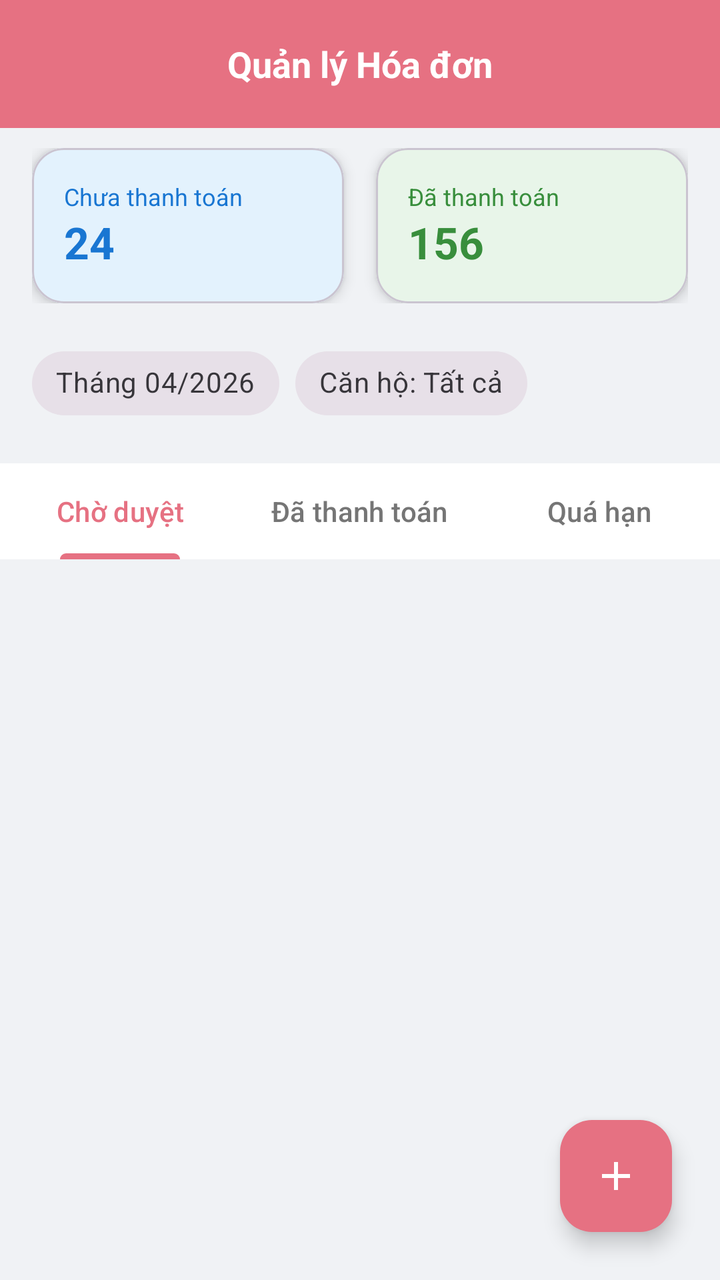
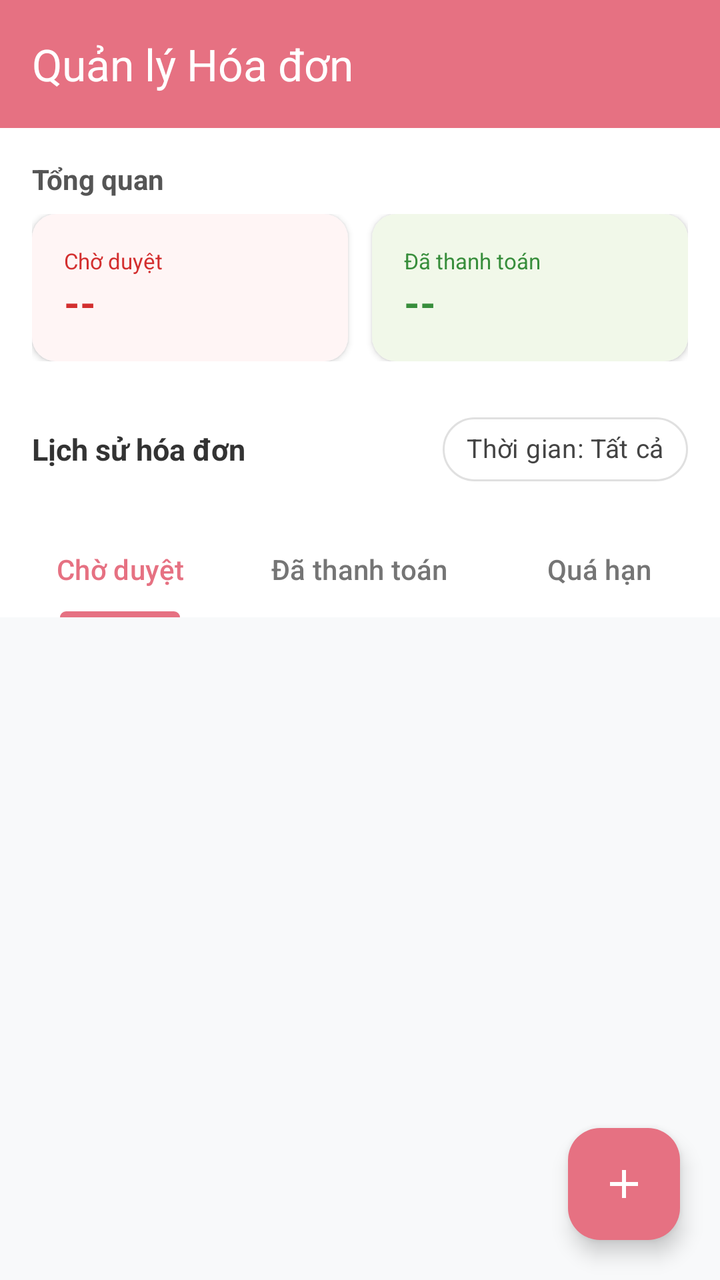

An Android layout rendered at two revisions. The XML below is the earlier revision; the diff shows what the commit changed to produce the second picture.
<!-- AndroidManifest.xml: application theme Theme.Apt -->
<!-- res/layout/fragment_admin_bill.xml -->
<?xml version="1.0" encoding="utf-8"?>
<androidx.coordinatorlayout.widget.CoordinatorLayout
    xmlns:android="http://schemas.android.com/apk/res/android"
    xmlns:app="http://schemas.android.com/apk/res-auto"
    android:layout_width="match_parent"
    android:layout_height="match_parent"
    android:background="#F0F2F5">

    <com.google.android.material.appbar.AppBarLayout
        android:layout_width="match_parent"
        android:layout_height="wrap_content"
        android:background="@android:color/transparent"
        app:elevation="0dp">

        <com.google.android.material.appbar.CollapsingToolbarLayout
            android:layout_width="match_parent"
            android:layout_height="wrap_content"
            app:layout_scrollFlags="scroll|exitUntilCollapsed">

            <LinearLayout
                android:layout_width="match_parent"
                android:layout_height="wrap_content"
                android:orientation="vertical"
                android:paddingBottom="16dp">

                <RelativeLayout
                    android:layout_width="match_parent"
                    android:layout_height="?attr/actionBarSize"
                    android:paddingHorizontal="16dp"
                    android:background="@color/primary"
                    android:layout_marginBottom="10dp">










                    <TextView
                        android:layout_width="wrap_content"
                        android:layout_height="wrap_content"
                        android:layout_centerInParent="true"
                        android:text="Quản lý Hóa đơn"
                        android:textColor="@color/white"
                        android:textSize="18sp"
                        android:textStyle="bold"
                        />
                </RelativeLayout>

                <LinearLayout
                    android:layout_width="match_parent"
                    android:layout_height="wrap_content"
                    android:orientation="horizontal"
                    android:paddingHorizontal="16dp"
                    android:baselineAligned="false">

                    <com.google.android.material.card.MaterialCardView
                        android:layout_width="0dp"
                        android:layout_height="wrap_content"
                        android:layout_weight="1"
                        android:layout_marginEnd="8dp"
                        app:cardCornerRadius="16dp"
                        app:cardElevation="4dp">
                        <LinearLayout
                            android:layout_width="match_parent"
                            android:layout_height="wrap_content"
                            android:orientation="vertical"
                            android:padding="16dp"
                            android:background="#E3F2FD">
                            <TextView
                                android:layout_width="wrap_content"
                                android:layout_height="wrap_content"
                                android:text="Chưa thanh toán"
                                android:textColor="#1976D2"
                                android:textSize="12sp" />
                            <TextView
                                android:id="@+id/tvCountUnpaid"
                                android:layout_width="wrap_content"
                                android:layout_height="wrap_content"
                                android:text="24"
                                android:textColor="#1976D2"
                                android:textSize="22sp"
                                android:textStyle="bold" />
                        </LinearLayout>
                    </com.google.android.material.card.MaterialCardView>

                    <com.google.android.material.card.MaterialCardView
                        android:layout_width="0dp"
                        android:layout_height="wrap_content"
                        android:layout_weight="1"
                        android:layout_marginStart="8dp"
                        app:cardCornerRadius="16dp"
                        app:cardElevation="4dp">
                        <LinearLayout
                            android:layout_width="match_parent"
                            android:layout_height="wrap_content"
                            android:orientation="vertical"
                            android:padding="16dp"
                            android:background="#E8F5E9">
                            <TextView
                                android:layout_width="wrap_content"
                                android:layout_height="wrap_content"
                                android:text="Đã thanh toán"
                                android:textColor="#388E3C"
                                android:textSize="12sp" />
                            <TextView
                                android:id="@+id/tvCountPaid"
                                android:layout_width="wrap_content"
                                android:layout_height="wrap_content"
                                android:text="156"
                                android:textColor="#388E3C"
                                android:textSize="22sp"
                                android:textStyle="bold" />
                        </LinearLayout>
                    </com.google.android.material.card.MaterialCardView>
                </LinearLayout>

                <HorizontalScrollView
                    android:layout_width="match_parent"
                    android:layout_height="wrap_content"
                    android:layout_marginTop="16dp"
                    android:scrollbars="none"
                    android:paddingHorizontal="16dp">
                    <LinearLayout
                        android:layout_width="wrap_content"
                        android:layout_height="wrap_content"
                        android:orientation="horizontal">

                        <com.google.android.material.chip.Chip
                            android:id="@+id/chipDateFilter"
                            style="@style/Widget.MaterialComponents.Chip.Filter"
                            android:layout_width="wrap_content"
                            android:layout_height="wrap_content"
                            android:layout_marginEnd="8dp"
                            android:text="Tháng 04/2026"
                            app:chipIcon="@drawable/ic_calendar" />

                        <com.google.android.material.chip.Chip
                            android:id="@+id/chipApartmentFilter"
                            style="@style/Widget.MaterialComponents.Chip.Filter"
                            android:layout_width="wrap_content"
                            android:layout_height="wrap_content"
                            android:layout_marginEnd="8dp"
                            android:text="Căn hộ: Tất cả"
                            app:chipIcon="@drawable/ic_apartment" />

                    </LinearLayout>
                </HorizontalScrollView>
            </LinearLayout>
        </com.google.android.material.appbar.CollapsingToolbarLayout>

        <com.google.android.material.tabs.TabLayout
            android:id="@+id/tabLayoutAdmin"
            android:layout_width="match_parent"
            android:layout_height="wrap_content"
            android:background="@android:color/white"
            app:tabIndicatorFullWidth="false"
            app:tabIndicatorColor="@color/primary"
            app:tabSelectedTextColor="@color/primary"
            app:tabTextColor="#757575">

            <com.google.android.material.tabs.TabItem
                android:layout_width="wrap_content"
                android:layout_height="wrap_content"
                android:text="Chờ duyệt" />

            <com.google.android.material.tabs.TabItem
                android:layout_width="wrap_content"
                android:layout_height="wrap_content"
                android:text="Đã thanh toán" />

            <com.google.android.material.tabs.TabItem
                android:layout_width="wrap_content"
                android:layout_height="wrap_content"
                android:text="Quá hạn" />
        </com.google.android.material.tabs.TabLayout>

    </com.google.android.material.appbar.AppBarLayout>

    <androidx.recyclerview.widget.RecyclerView
        android:id="@+id/rvAdminBills"
        android:layout_width="match_parent"
        android:layout_height="match_parent"
        android:clipToPadding="false"
        android:paddingTop="8dp"
        android:paddingBottom="80dp"
        app:layout_behavior="@string/appbar_scrolling_view_behavior" />

    <com.google.android.material.floatingactionbutton.FloatingActionButton
        android:id="@+id/fabAddBill"
        android:layout_width="wrap_content"
        android:layout_height="wrap_content"
        android:layout_gravity="bottom|end"
        android:layout_margin="24dp"
        android:src="@drawable/ic_add_bill"
        app:backgroundTint="@color/primary"
        app:tint="@android:color/white" />

</androidx.coordinatorlayout.widget.CoordinatorLayout>
<!-- resources referenced by this layout -->
<resources>
  <color name="primary">#E67182</color>
  <color name="white">#FFFFFFFF</color>
  <!-- drawable ic_add_bill (drawable) -->
  <vector xmlns:android="http://schemas.android.com/apk/res/android" android:height="24dp" android:tint="#000000" android:viewportHeight="24" android:viewportWidth="24" android:width="24dp">
        
      <path android:fillColor="@android:color/white" android:pathData="M19,13h-6v6h-2v-6H5v-2h6V5h2v6h6v2z"/>
      
  </vector>
  <!-- drawable ic_apartment (drawable) -->
  <vector xmlns:android="http://schemas.android.com/apk/res/android"
      android:width="24dp"
      android:height="24dp"
      android:viewportWidth="960"
      android:viewportHeight="960">
    <path
        android:pathData="M120,840v-560h160v-160h400v320h160v400L520,840v-160h-80v160L120,840ZM200,760h80v-80h-80v80ZM200,600h80v-80h-80v80ZM200,440h80v-80h-80v80ZM360,600h80v-80h-80v80ZM360,440h80v-80h-80v80ZM360,280h80v-80h-80v80ZM520,600h80v-80h-80v80ZM520,440h80v-80h-80v80ZM520,280h80v-80h-80v80ZM680,760h80v-80h-80v80ZM680,600h80v-80h-80v80Z"
        android:fillColor="#666666"/>
  </vector>
  <!-- drawable ic_calendar (drawable) -->
  <vector xmlns:android="http://schemas.android.com/apk/res/android"
      android:width="24dp"
      android:height="24dp"
      android:viewportWidth="960"
      android:viewportHeight="960"
      android:tint="?attr/colorControlNormal">
    <path
        android:fillColor="@android:color/white"
        android:pathData="M200,880Q167,880 143.5,856.5Q120,833 120,800L120,240Q120,207 143.5,183.5Q167,160 200,160L240,160L240,80L320,80L320,160L640,160L640,80L720,80L720,160L760,160Q793,160 816.5,183.5Q840,207 840,240L840,800Q840,833 816.5,856.5Q793,880 760,880L200,880ZM200,800L760,800Q760,800 760,800Q760,800 760,800L760,400L200,400L200,800Q200,800 200,800Q200,800 200,800ZM200,320L760,320L760,240Q760,240 760,240Q760,240 760,240L200,240Q200,240 200,240Q200,240 200,240L200,320ZM200,320L200,240Q200,240 200,240Q200,240 200,240L200,240Q200,240 200,240Q200,240 200,240L200,320ZM480,560Q463,560 451.5,548.5Q440,537 440,520Q440,503 451.5,491.5Q463,480 480,480Q497,480 508.5,491.5Q520,503 520,520Q520,537 508.5,548.5Q497,560 480,560ZM291.5,548.5Q280,537 280,520Q280,503 291.5,491.5Q303,480 320,480Q337,480 348.5,491.5Q360,503 360,520Q360,537 348.5,548.5Q337,560 320,560Q303,560 291.5,548.5ZM640,560Q623,560 611.5,548.5Q600,537 600,520Q600,503 611.5,491.5Q623,480 640,480Q657,480 668.5,491.5Q680,503 680,520Q680,537 668.5,548.5Q657,560 640,560ZM480,720Q463,720 451.5,708.5Q440,697 440,680Q440,663 451.5,651.5Q463,640 480,640Q497,640 508.5,651.5Q520,663 520,680Q520,697 508.5,708.5Q497,720 480,720ZM291.5,708.5Q280,697 280,680Q280,663 291.5,651.5Q303,640 320,640Q337,640 348.5,651.5Q360,663 360,680Q360,697 348.5,708.5Q337,720 320,720Q303,720 291.5,708.5ZM640,720Q623,720 611.5,708.5Q600,697 600,680Q600,663 611.5,651.5Q623,640 640,640Q657,640 668.5,651.5Q680,663 680,680Q680,697 668.5,708.5Q657,720 640,720Z"/>
  </vector>
  <style name="Theme.Apt" parent="Base.Theme.Apt" />
  <style name="Base.Theme.Apt" parent="Theme.Material3.DayNight.NoActionBar">
          
          
      </style>
</resources>

<!-- the commit's change to res/layout/fragment_admin_bill.xml (unified diff, before → after) -->
@@ -4,12 +4,12 @@
     xmlns:app="http://schemas.android.com/apk/res-auto"
     android:layout_width="match_parent"
     android:layout_height="match_parent"
-    android:background="#F0F2F5">
+    android:background="#F8F9FA">
 
     <com.google.android.material.appbar.AppBarLayout
         android:layout_width="match_parent"
         android:layout_height="wrap_content"
-        android:background="@android:color/transparent"
+        android:background="@color/white"
         app:elevation="0dp">
 
         <com.google.android.material.appbar.CollapsingToolbarLayout
@@ -21,34 +21,29 @@
                 android:layout_width="match_parent"
                 android:layout_height="wrap_content"
                 android:orientation="vertical"
-                android:paddingBottom="16dp">
-
-                <RelativeLayout
+                android:paddingBottom="12dp">
+
+                
+                <androidx.appcompat.widget.Toolbar
+                    android:id="@+id/toolbar"
                     android:layout_width="match_parent"
                     android:layout_height="?attr/actionBarSize"
-                    android:paddingHorizontal="16dp"
                     android:background="@color/primary"
-                    android:layout_marginBottom="10dp">
-
-
-
-
-
-
-
-
-
-
-                    <TextView
-                        android:layout_width="wrap_content"
-                        android:layout_height="wrap_content"
-                        android:layout_centerInParent="true"
-                        android:text="Quản lý Hóa đơn"
-                        android:textColor="@color/white"
-                        android:textSize="18sp"
-                        android:textStyle="bold"
-                        />
-                </RelativeLayout>
+                    app:title="Quản lý Hóa đơn"
+                    app:titleTextColor="@color/white"
+                    app:titleCentered="true" />
+
+                
+                <TextView
+                    android:layout_width="wrap_content"
+                    android:layout_height="wrap_content"
+                    android:text="Tổng quan"
+                    android:textSize="14sp"
+                    android:textStyle="bold"
+                    android:textColor="#555555"
+                    android:layout_marginTop="16dp"
+                    android:layout_marginStart="16dp"
+                    android:layout_marginBottom="8dp"/>
 
                 <LinearLayout
                     android:layout_width="match_parent"
@@ -61,28 +56,29 @@
                         android:layout_width="0dp"
                         android:layout_height="wrap_content"
                         android:layout_weight="1"
-                        android:layout_marginEnd="8dp"
-                        app:cardCornerRadius="16dp"
-                        app:cardElevation="4dp">
+                        android:layout_marginEnd="6dp"
+                        app:cardCornerRadius="12dp"
+                        app:cardElevation="2dp"
+                        app:strokeWidth="0dp">
                         <LinearLayout
                             android:layout_width="match_parent"
                             android:layout_height="wrap_content"
                             android:orientation="vertical"
                             android:padding="16dp"
-                            android:background="#E3F2FD">
-                            <TextView
-                                android:layout_width="wrap_content"
-                                android:layout_height="wrap_content"
-                                android:text="Chưa thanh toán"
-                                android:textColor="#1976D2"
-                                android:textSize="12sp" />
+                            android:background="#FFF5F5">
+                            <TextView
+                                android:layout_width="wrap_content"
+                                android:layout_height="wrap_content"
+                                android:text="Chờ duyệt"
+                                android:textColor="#D32F2F"
+                                android:textSize="11sp" />
                             <TextView
                                 android:id="@+id/tvCountUnpaid"
                                 android:layout_width="wrap_content"
                                 android:layout_height="wrap_content"
-                                android:text="24"
-                                android:textColor="#1976D2"
-                                android:textSize="22sp"
+                                android:text="--"
+                                android:textColor="#D32F2F"
+                                android:textSize="20sp"
                                 android:textStyle="bold" />
                         </LinearLayout>
                     </com.google.android.material.card.MaterialCardView>
@@ -91,64 +87,67 @@
                         android:layout_width="0dp"
                         android:layout_height="wrap_content"
                         android:layout_weight="1"
-                        android:layout_marginStart="8dp"
-                        app:cardCornerRadius="16dp"
-                        app:cardElevation="4dp">
+                        android:layout_marginStart="6dp"
+                        app:cardCornerRadius="12dp"
+                        app:cardElevation="2dp"
+                        app:strokeWidth="0dp">
                         <LinearLayout
                             android:layout_width="match_parent"
                             android:layout_height="wrap_content"
                             android:orientation="vertical"
                             android:padding="16dp"
-                            android:background="#E8F5E9">
+                            android:background="#F1F8E9">
                             <TextView
                                 android:layout_width="wrap_content"
                                 android:layout_height="wrap_content"
                                 android:text="Đã thanh toán"
                                 android:textColor="#388E3C"
-                                android:textSize="12sp" />
+                                android:textSize="11sp" />
                             <TextView
                                 android:id="@+id/tvCountPaid"
                                 android:layout_width="wrap_content"
                                 android:layout_height="wrap_content"
-                                android:text="156"
+                                android:text="--"
                                 android:textColor="#388E3C"
-                                android:textSize="22sp"
+                                android:textSize="20sp"
                                 android:textStyle="bold" />
                         </LinearLayout>
                     </com.google.android.material.card.MaterialCardView>
                 </LinearLayout>
 
-                <HorizontalScrollView
+                
+                <LinearLayout
                     android:layout_width="match_parent"
                     android:layout_height="wrap_content"
-                    android:layout_marginTop="16dp"
-                    android:scrollbars="none"
-                    android:paddingHorizontal="16dp">
-                    <LinearLayout
+                    android:orientation="horizontal"
+                    android:gravity="center_vertical"
+                    android:paddingHorizontal="16dp"
+                    android:layout_marginTop="20dp">
+
+                    <TextView
+                        android:layout_width="0dp"
+                        android:layout_height="wrap_content"
+                        android:layout_weight="1"
+                        android:text="Lịch sử hóa đơn"
+                        android:textSize="15sp"
+                        android:textStyle="bold"
+                        android:textColor="#333333"/>
+
+                    <com.google.android.material.chip.Chip
+                        android:id="@+id/chipDateFilter"
+                        style="@style/Widget.MaterialComponents.Chip.Filter"
                         android:layout_width="wrap_content"
                         android:layout_height="wrap_content"
-                        android:orientation="horizontal">
-
-                        <com.google.android.material.chip.Chip
-                            android:id="@+id/chipDateFilter"
-                            style="@style/Widget.MaterialComponents.Chip.Filter"
-                            android:layout_width="wrap_content"
-                            android:layout_height="wrap_content"
-                            android:layout_marginEnd="8dp"
-                            android:text="Tháng 04/2026"
-                            app:chipIcon="@drawable/ic_calendar" />
-
-                        <com.google.android.material.chip.Chip
-                            android:id="@+id/chipApartmentFilter"
-                            style="@style/Widget.MaterialComponents.Chip.Filter"
-                            android:layout_width="wrap_content"
-                            android:layout_height="wrap_content"
-                            android:layout_marginEnd="8dp"
-                            android:text="Căn hộ: Tất cả"
-                            app:chipIcon="@drawable/ic_apartment" />
-
-                    </LinearLayout>
-                </HorizontalScrollView>
+                        android:text="Thời gian: Tất cả"
+                        app:chipIcon="@drawable/ic_calendar"
+                        app:chipIconTint="@color/primary"
+                        android:textColor="#444444"
+                        android:textSize="13sp"
+                        app:chipBackgroundColor="@color/white"
+                        app:chipStrokeColor="#E0E0E0"
+                        app:chipStrokeWidth="1dp" />
+                </LinearLayout>
+
             </LinearLayout>
         </com.google.android.material.appbar.CollapsingToolbarLayout>
 
@@ -160,25 +159,52 @@
             app:tabIndicatorFullWidth="false"
             app:tabIndicatorColor="@color/primary"
             app:tabSelectedTextColor="@color/primary"
-            app:tabTextColor="#757575">
+            app:tabTextColor="#757575"
+            app:tabMode="fixed"
+            app:tabGravity="fill">
 
             <com.google.android.material.tabs.TabItem
-                android:layout_width="wrap_content"
-                android:layout_height="wrap_content"
-                android:text="Chờ duyệt" />
+                android:text="Chờ duyệt"
+                android:layout_height="40dp"
+                android:layout_width="wrap_content"/>
 
             <com.google.android.material.tabs.TabItem
-                android:layout_width="wrap_content"
-                android:layout_height="wrap_content"
-                android:text="Đã thanh toán" />
+                android:text="Đã thanh toán"
+                android:layout_height="40dp"
+                android:layout_width="wrap_content"/>
 
             <com.google.android.material.tabs.TabItem
-                android:layout_width="wrap_content"
-                android:layout_height="wrap_content"
-                android:text="Quá hạn" />
+                android:text="Quá hạn"
+                android:layout_height="40dp"
+                android:layout_width="wrap_content"/>
         </com.google.android.material.tabs.TabLayout>
 
     </com.google.android.material.appbar.AppBarLayout>
+
+    
+    <LinearLayout
+        android:id="@+id/layoutEmpty"
+        android:layout_width="match_parent"
+        android:layout_height="200dp"
+        android:gravity="center"
+        android:orientation="vertical"
+        android:visibility="gone"
+        app:layout_behavior="@string/appbar_scrolling_view_behavior">
+
+        <ImageView
+            android:layout_width="80dp"
+            android:layout_height="80dp"
+            android:src="@drawable/ic_empty_bill"
+            app:tint="#CCCCCC" />
+
+        <TextView
+            android:layout_width="wrap_content"
+            android:layout_height="wrap_content"
+            android:layout_marginTop="16dp"
+            android:text="Không tìm thấy hóa đơn nào"
+            android:textColor="#999999"
+            android:textSize="16sp" />
+    </LinearLayout>
 
     <androidx.recyclerview.widget.RecyclerView
         android:id="@+id/rvAdminBills"
@@ -186,7 +212,7 @@
         android:layout_height="match_parent"
         android:clipToPadding="false"
         android:paddingTop="8dp"
-        android:paddingBottom="80dp"
+        android:paddingBottom="88dp"
         app:layout_behavior="@string/appbar_scrolling_view_behavior" />
 
     <com.google.android.material.floatingactionbutton.FloatingActionButton
@@ -194,9 +220,10 @@
         android:layout_width="wrap_content"
         android:layout_height="wrap_content"
         android:layout_gravity="bottom|end"
-        android:layout_margin="24dp"
+        android:layout_margin="20dp"
         android:src="@drawable/ic_add_bill"
         app:backgroundTint="@color/primary"
-        app:tint="@android:color/white" />
+        app:tint="@android:color/white"
+        app:elevation="6dp"/>
 
 </androidx.coordinatorlayout.widget.CoordinatorLayout>
<!-- resource entries referenced after the edit -->
@@ -7,16 +7,6 @@
         
       <path android:fillColor="@android:color/white" android:pathData="M19,13h-6v6h-2v-6H5v-2h6V5h2v6h6v2z"/>
       
-  </vector>
-  <!-- drawable ic_apartment (drawable) -->
-  <vector xmlns:android="http://schemas.android.com/apk/res/android"
-      android:width="24dp"
-      android:height="24dp"
-      android:viewportWidth="960"
-      android:viewportHeight="960">
-    <path
-        android:pathData="M120,840v-560h160v-160h400v320h160v400L520,840v-160h-80v160L120,840ZM200,760h80v-80h-80v80ZM200,600h80v-80h-80v80ZM200,440h80v-80h-80v80ZM360,600h80v-80h-80v80ZM360,440h80v-80h-80v80ZM360,280h80v-80h-80v80ZM520,600h80v-80h-80v80ZM520,440h80v-80h-80v80ZM520,280h80v-80h-80v80ZM680,760h80v-80h-80v80ZM680,600h80v-80h-80v80Z"
-        android:fillColor="#666666"/>
   </vector>
   <!-- drawable ic_calendar (drawable) -->
   <vector xmlns:android="http://schemas.android.com/apk/res/android"
@@ -29,6 +19,16 @@
         android:fillColor="@android:color/white"
         android:pathData="M200,880Q167,880 143.5,856.5Q120,833 120,800L120,240Q120,207 143.5,183.5Q167,160 200,160L240,160L240,80L320,80L320,160L640,160L640,80L720,80L720,160L760,160Q793,160 816.5,183.5Q840,207 840,240L840,800Q840,833 816.5,856.5Q793,880 760,880L200,880ZM200,800L760,800Q760,800 760,800Q760,800 760,800L760,400L200,400L200,800Q200,800 200,800Q200,800 200,800ZM200,320L760,320L760,240Q760,240 760,240Q760,240 760,240L200,240Q200,240 200,240Q200,240 200,240L200,320ZM200,320L200,240Q200,240 200,240Q200,240 200,240L200,240Q200,240 200,240Q200,240 200,240L200,320ZM480,560Q463,560 451.5,548.5Q440,537 440,520Q440,503 451.5,491.5Q463,480 480,480Q497,480 508.5,491.5Q520,503 520,520Q520,537 508.5,548.5Q497,560 480,560ZM291.5,548.5Q280,537 280,520Q280,503 291.5,491.5Q303,480 320,480Q337,480 348.5,491.5Q360,503 360,520Q360,537 348.5,548.5Q337,560 320,560Q303,560 291.5,548.5ZM640,560Q623,560 611.5,548.5Q600,537 600,520Q600,503 611.5,491.5Q623,480 640,480Q657,480 668.5,491.5Q680,503 680,520Q680,537 668.5,548.5Q657,560 640,560ZM480,720Q463,720 451.5,708.5Q440,697 440,680Q440,663 451.5,651.5Q463,640 480,640Q497,640 508.5,651.5Q520,663 520,680Q520,697 508.5,708.5Q497,720 480,720ZM291.5,708.5Q280,697 280,680Q280,663 291.5,651.5Q303,640 320,640Q337,640 348.5,651.5Q360,663 360,680Q360,697 348.5,708.5Q337,720 320,720Q303,720 291.5,708.5ZM640,720Q623,720 611.5,708.5Q600,697 600,680Q600,663 611.5,651.5Q623,640 640,640Q657,640 668.5,651.5Q680,663 680,680Q680,697 668.5,708.5Q657,720 640,720Z"/>
   </vector>
+  <!-- drawable ic_empty_bill (drawable) -->
+  <vector xmlns:android="http://schemas.android.com/apk/res/android"
+      android:width="24dp"
+      android:height="24dp"
+      android:viewportWidth="960"
+      android:viewportHeight="960">
+    <path
+        android:pathData="m819,932 l-59,-59q-10,3 -19.5,5T720,880L240,880q-50,0 -85,-35t-35,-85v-120h120v-287L27,140l57,-57L876,875l-57,57ZM240,800h447l-80,-80L200,720v40q0,17 11.5,28.5T240,800ZM840,727 L760,647v-447L313,200l-73,-73v-47l60,60 60,-60 60,60 60,-60 60,60 60,-60 60,60 60,-60 60,60 60,-60v647ZM320,640h207L320,433v207ZM475,360 L395,280h205v80L475,360ZM595,480 L515,400h85v80h-5ZM651.5,468.5Q640,457 640,440t11.5,-28.5Q663,400 680,400t28.5,11.5Q720,423 720,440t-11.5,28.5Q697,480 680,480t-28.5,-11.5ZM680,360q-17,0 -28.5,-11.5T640,320q0,-17 11.5,-28.5T680,280q17,0 28.5,11.5T720,320q0,17 -11.5,28.5T680,360ZM200,800v-80,80Z"
+        android:fillColor="#666666"/>
+  </vector>
   <style name="Theme.Apt" parent="Base.Theme.Apt" />
   <style name="Base.Theme.Apt" parent="Theme.Material3.DayNight.NoActionBar">
           
